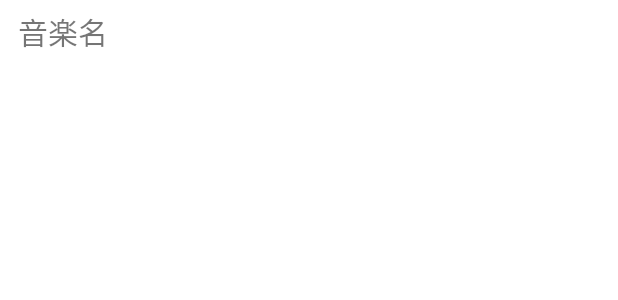
After one commit to Akito626/ToolBox, an Android app: the layout musiclist_item.xml on its own in the app's theme, with its tools: preview values and no code run, on a phone screen of 412 x 824 dp. The commit adds this screen. Shown: the top 300 px of the screen. Run offline under Robolectric (Android 15) with nearby library versions, the phone set to English and light mode, and no system bars.

Commit message:
音楽ファイルを読み取り、リストに表示できるようにしました

```diff
--- /dev/null
+++ b/app/src/main/res/layout/musiclist_item.xml
@@ -0,0 +1,29 @@
+<?xml version="1.0" encoding="utf-8"?>
+<androidx.constraintlayout.widget.ConstraintLayout xmlns:android="http://schemas.android.com/apk/res/android"
+    xmlns:app="http://schemas.android.com/apk/res-auto"
+    xmlns:tools="http://schemas.android.com/tools"
+    android:layout_width="match_parent"
+    android:layout_height="match_parent"
+    android:padding="6dp">
+
+    <TextView
+        android:id="@+id/title"
+        android:layout_width="match_parent"
+        android:layout_height="50dp"
+        tools:text="音楽名"
+        android:textSize="20dp"
+        android:layout_marginStart="6dp"
+        android:layout_marginLeft="6dp"
+        app:layout_constraintStart_toStartOf="parent"
+        app:layout_constraintTop_toTopOf="parent" />
+
+    <TextView
+        android:id="@+id/path"
+        android:layout_width="0dp"
+        android:layout_height="0dp"
+        tools:text="説明文を表示します。"
+        app:layout_constraintBottom_toBottomOf="@+id/title"
+        app:layout_constraintStart_toStartOf="@+id/title"
+        app:layout_constraintTop_toBottomOf="@+id/title" />
+
+</androidx.constraintlayout.widget.ConstraintLayout>
--- a/app/src/main/res/values/strings.xml
+++ b/app/src/main/res/values/strings.xml
@@ -5,6 +5,7 @@
     <string name="counteractivity_title">カウンター</string>
     <string name="stopwatchactivity_title">ストップウォッチ</string>
     <string name="timeractivity_title">タイマー</string>
+    <string name="musiclistactivity_title">音楽ファイルの選択</string>
     <string name="clockactivity_title">時計</string>
     <string name="clockmenu_title">タイムゾーン</string>
     <string name="qrscanner_title">QRコードリーダー</string>
```
Also changed, not shown: app/src/main/AndroidManifest.xml (+7 -0 lines), app/src/main/java/com/alha_app/toolbox/MusicListActivity.java (added, +131 -0 lines), app/src/main/java/com/alha_app/toolbox/TimerActivity.java (+61 -1 lines), app/src/main/res/layout/activity_musiclist.xml (added, +27 -0 lines), app/src/main/res/layout/activity_timer.xml (+5 -4 lines).
